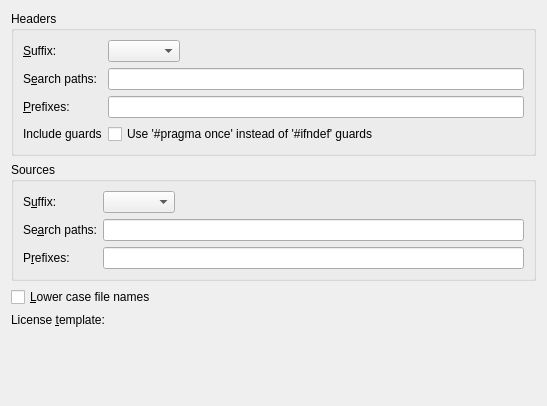
qt-creator/qt-creator, file src/plugins/cpptools/cppfilesettingspage.ui: the form before one commit.
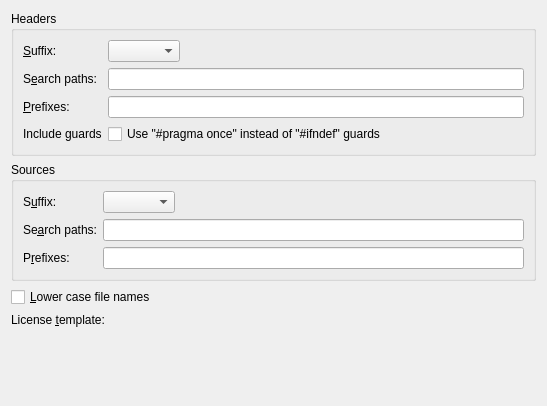
The form after the commit. Custom widgets are drawn as their Qt base class.

Commit message: Fix quotation marks

Diff of the .ui file:
```diff
--- a/src/plugins/cpptools/cppfilesettingspage.ui
+++ b/src/plugins/cpptools/cppfilesettingspage.ui
@@ -102,7 +102,7 @@
          <string>Uses #pragma once instead of #ifndef include guards.</string>
         </property>
         <property name="text">
-         <string>Use '#pragma once' instead of '#ifndef' guards</string>
+         <string>Use &quot;#pragma once&quot; instead of &quot;#ifndef&quot; guards</string>
         </property>
        </widget>
       </item>
```
Left out of the diff: 2 changed lines with no effect on the pictures. The commit also changes 2 other files.
